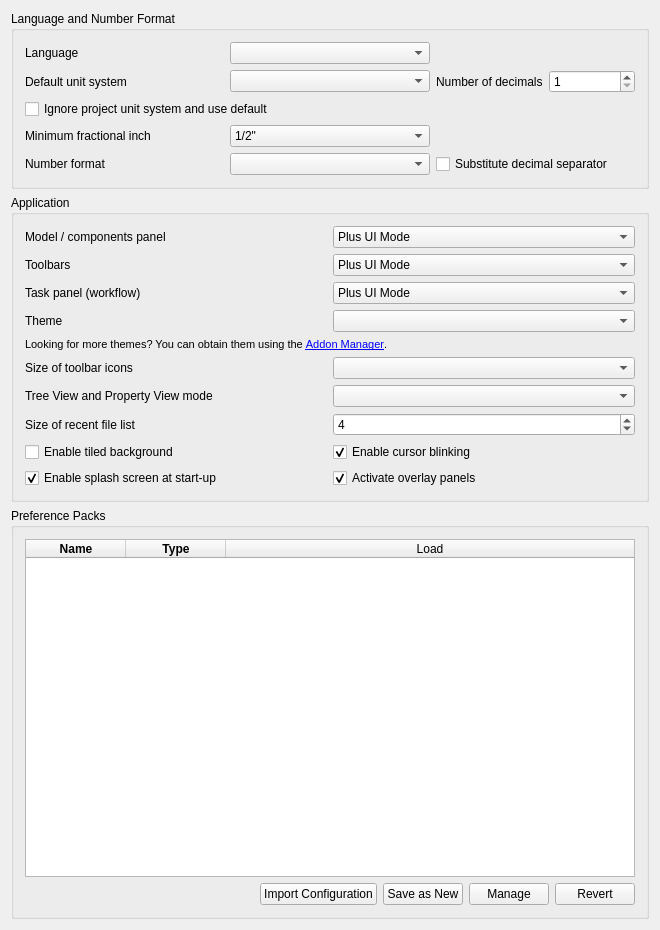
Qt form src/Gui/PreferencePages/DlgSettingsGeneral.ui (Croft-Labs/FreeCAD-Plus) before a commit.
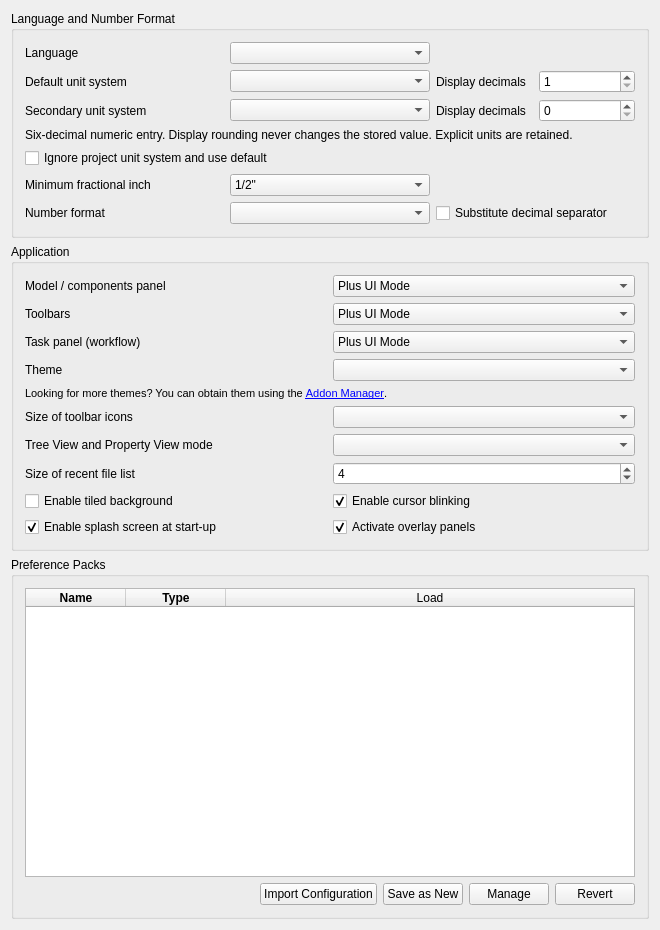
The same form after that commit. Custom widgets are drawn as their Qt base class.

Commit message: Add sketch spacing chains and persistent quantity units

Patch:
```diff
--- a/src/Gui/PreferencePages/DlgSettingsGeneral.ui
+++ b/src/Gui/PreferencePages/DlgSettingsGeneral.ui
@@ -68,7 +68,7 @@
          <item>
           <widget class="QLabel" name="decimalsLabel">
            <property name="text">
-            <string>Number of decimals</string>
+            <string>Display decimals</string>
            </property>
           </widget>
          </item>
@@ -87,7 +87,49 @@
          </item>
         </layout>
        </item>
-       <item row="2" column="0" colspan="3">
+<item row="2" column="0">
+       <widget class="QLabel" name="SecondaryUnitsLabel">
+        <property name="text">
+         <string>Secondary unit system</string>
+        </property>
+       </widget>
+      </item>
+
+<item row="2" column="1">
+       <widget class="QComboBox" name="SecondaryUnits" />
+      </item>
+
+<item row="2" column="2">
+       <layout class="QHBoxLayout" name="SecondaryPrecision">
+        <item>
+         <widget class="QLabel" name="SecondaryDecimalsLabel">
+          <property name="text">
+           <string>Display decimals</string>
+          </property>
+         </widget>
+        </item>
+        <item>
+         <widget class="QSpinBox" name="SecondaryDecimals">
+          <property name="maximum">
+           <number>16</number>
+          </property>
+         </widget>
+        </item>
+       </layout>
+      </item>
+
+<item row="3" column="0" colspan="3">
+       <widget class="QLabel" name="InputPrecisionHint">
+        <property name="text">
+         <string>Six-decimal numeric entry. Display rounding never changes the stored value. Explicit units are retained.</string>
+        </property>
+        <property name="wordWrap">
+         <bool>true</bool>
+        </property>
+       </widget>
+      </item>
+
+       <item row="4" column="0" colspan="3">
         <widget class="QCheckBox" name="checkBox_projectUnitSystemIgnore">
           <property name="toolTip">
            <string>Ignores document unit systems</string>
@@ -97,14 +139,14 @@
           </property>
         </widget>
        </item>
-       <item row="3" column="0">
+       <item row="5" column="0">
         <widget class="QLabel" name="fractionalInchLabel">
          <property name="text">
           <string>Minimum fractional inch</string>
          </property>
         </widget>
        </item>
-       <item row="3" column="1">
+       <item row="5" column="1">
         <widget class="QComboBox" name="comboBox_FracInch">
          <property name="toolTip">
           <string>Minimum fractional inch to be displayed</string>
@@ -146,14 +188,14 @@
          </item>
         </widget>
        </item>
-       <item row="4" column="0">
+       <item row="6" column="0">
         <widget class="QLabel" name="TextLabel1_5">
          <property name="text">
           <string>Number format</string>
          </property>
         </widget>
        </item>
-       <item row="4" column="1">
+       <item row="6" column="1">
         <widget class="Gui::PrefComboBox" name="UseLocaleFormatting">
          <property name="prefEntry" stdset="0">
           <cstring>UseLocaleFormatting</cstring>
@@ -163,7 +205,7 @@
          </property>
         </widget>
        </item>
-       <item row="4" column="2">
+       <item row="6" column="2">
         <widget class="Gui::PrefCheckBox" name="SubstituteDecimal">
          <property name="toolTip">
           <string>Substitutes numerical keypad decimal separator with locale separator, except
```
The commit also changes 58 other files.
